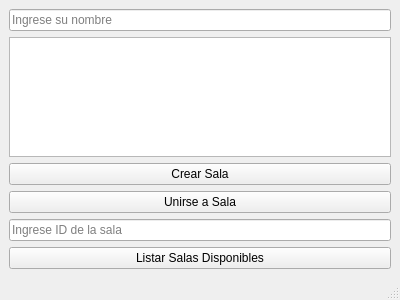
The window that ui/pantalla_conexion.ui (javiersoto0310/Generala) describes before a commit, drawn with Qt 5.
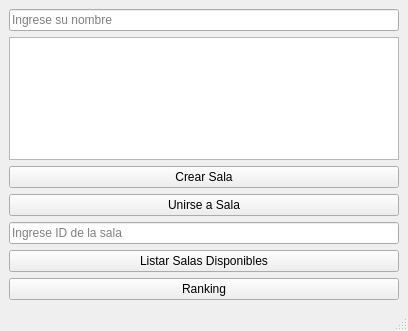
The same window after the commit.

Diff of the .ui file:
```diff
--- a/ui/pantalla_conexion.ui
+++ b/ui/pantalla_conexion.ui
@@ -6,8 +6,8 @@
    <rect>
     <x>0</x>
     <y>0</y>
-    <width>400</width>
-    <height>300</height>
+    <width>408</width>
+    <height>331</height>
    </rect>
   </property>
   <property name="windowTitle">
@@ -53,6 +53,13 @@
       </property>
      </widget>
     </item>
+    <item>
+     <widget class="QPushButton" name="btn_ranking">
+      <property name="text">
+       <string>Ranking</string>
+      </property>
+     </widget>
+    </item>
    </layout>
   </widget>
   <widget class="QMenuBar" name="menubar">
```
Left out of the diff: 6 changed lines with no effect on the pictures.
